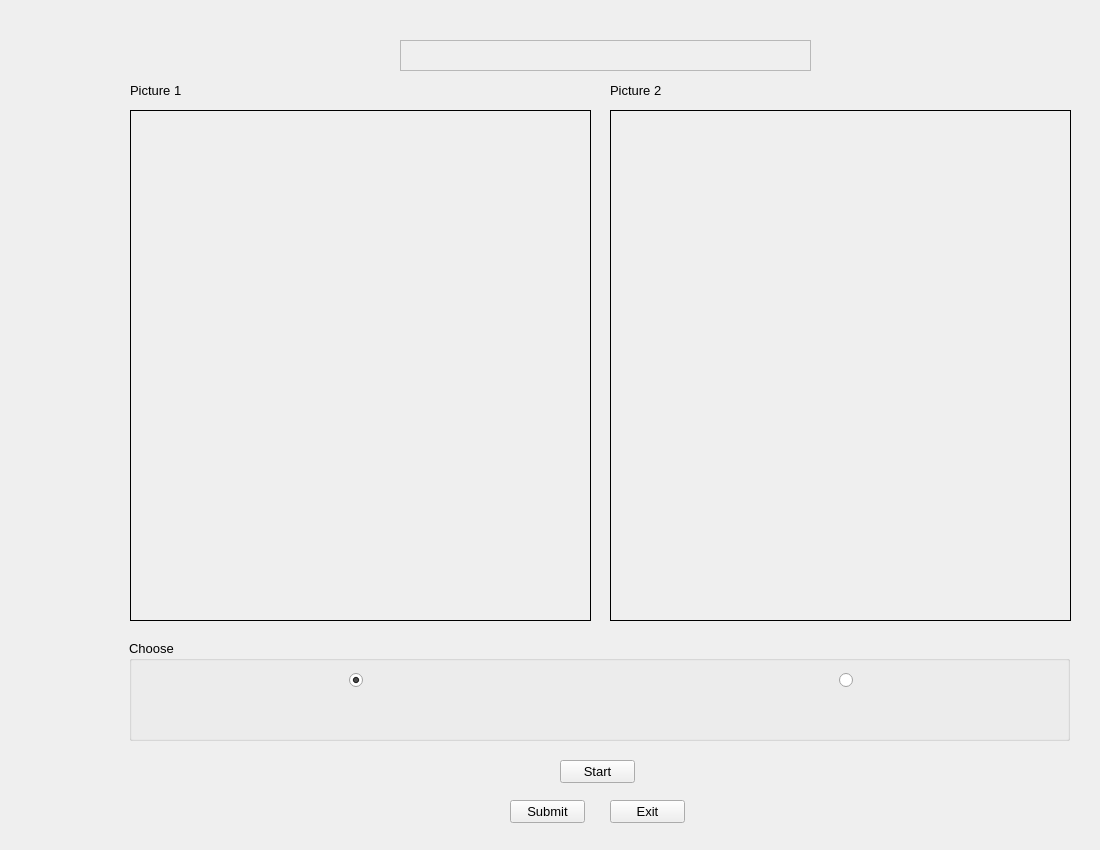
rgsl888/data_collection, file gui/mainwindow.ui: the form before one commit.
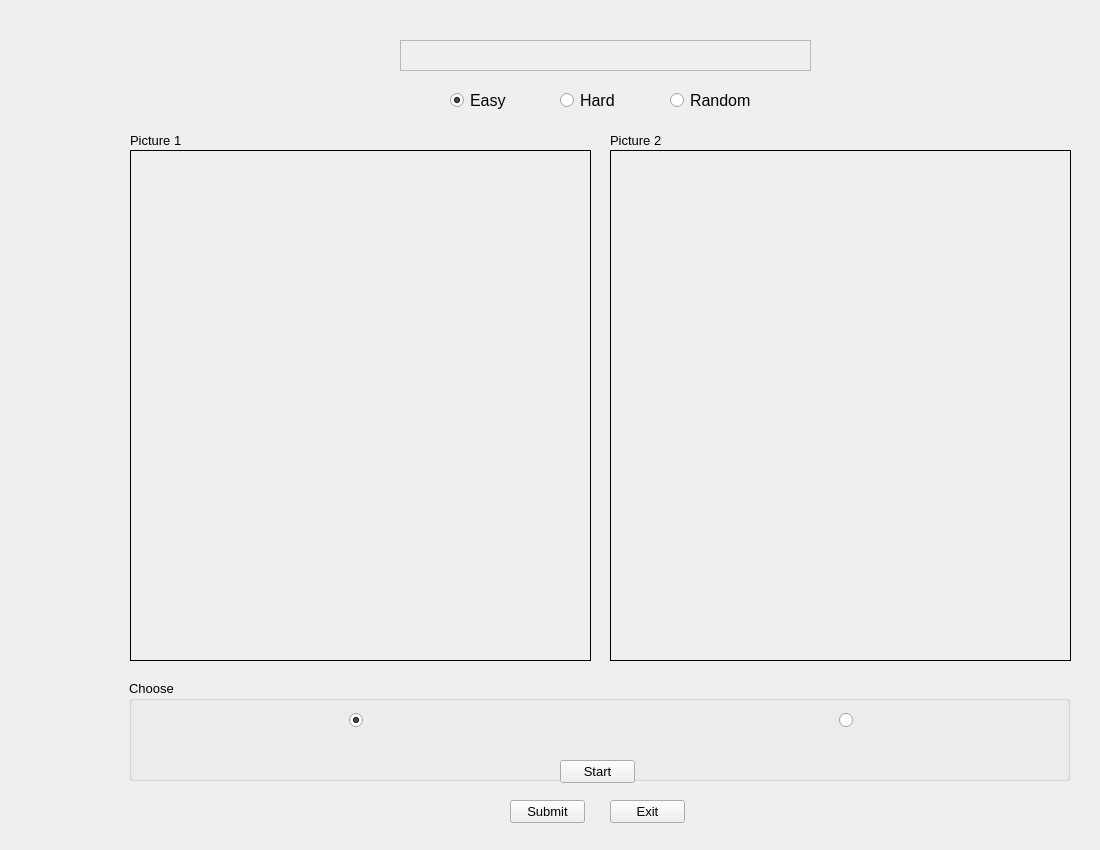
The form after the commit.

Commit message: Options to choose easy, hard and random

What changed in the file:
```diff
--- a/gui/mainwindow.ui
+++ b/gui/mainwindow.ui
@@ -37,11 +37,74 @@
      <set>Qt::AlignCenter</set>
     </property>
   </widget>
+  <widget class="QRadioButton" name="easy">
+    <property name="geometry">
+     <rect>
+      <x>450</x>
+      <y>90</y>
+      <width>100</width>
+      <height>21</height>
+     </rect>
+    </property>
+    <property name="font">
+     <font>
+      <pointsize>12</pointsize>
+     </font>
+    </property>
+    <property name="text">
+     <string>Easy</string>
+    </property>
+    <property name="checked">
+     <bool>true</bool>
+    </property>
+  </widget>
+  <widget class="QRadioButton" name="hard">
+    <property name="geometry">
+     <rect>
+      <x>560</x>
+      <y>90</y>
+      <width>100</width>
+      <height>21</height>
+     </rect>
+    </property>
+    <property name="font">
+     <font>
+      <pointsize>12</pointsize>
+     </font>
+    </property>
+    <property name="text">
+     <string>Hard</string>
+    </property>
+    <property name="checked">
+     <bool>false</bool>
+    </property>
+  </widget>
+  <widget class="QRadioButton" name="rand">
+    <property name="geometry">
+     <rect>
+      <x>670</x>
+      <y>90</y>
+      <width>100</width>
+      <height>21</height>
+     </rect>
+    </property>
+    <property name="font">
+     <font>
+      <pointsize>12</pointsize>
+     </font>
+    </property>
+    <property name="text">
+     <string>Random</string>
+    </property>
+    <property name="checked">
+     <bool>false</bool>
+    </property>
+  </widget>
   <widget class="QLabel" name="pic1">
    <property name="geometry">
     <rect>
      <x>130</x>
-     <y>110</y>
+     <y>150</y>
      <width>461</width>
      <height>511</height>
     </rect>
@@ -63,7 +126,7 @@
    <property name="geometry">
     <rect>
      <x>610</x>
-     <y>110</y>
+     <y>150</y>
      <width>461</width>
      <height>511</height>
     </rect>
@@ -85,7 +148,7 @@
    <property name="geometry">
     <rect>
      <x>129</x>
-     <y>640</y>
+     <y>680</y>
      <width>941</width>
      <height>101</height>
     </rect>
@@ -107,9 +170,14 @@
       <height>21</height>
      </rect>
     </property>
-    <property name="text">
-     <string/>
-    </property>
+   <property name="font">
+    <font>
+     <pointsize>10</pointsize>
+    </font>
+   </property>
+   <property name="text">
+    <string/>
+   </property>
     <property name="checked">
      <bool>true</bool>
     </property>
@@ -135,7 +203,7 @@
    <property name="geometry">
     <rect>
      <x>130</x>
-     <y>80</y>
+     <y>130</y>
      <width>461</width>
      <height>21</height>
     </rect>
@@ -153,7 +221,7 @@
    <property name="geometry">
     <rect>
      <x>610</x>
-     <y>80</y>
+     <y>130</y>
      <width>461</width>
      <height>21</height>
     </rect>
```
The commit also changes 2 other files.
